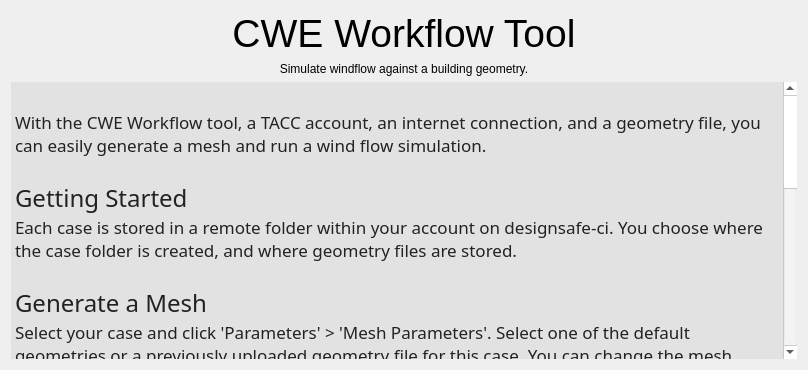
The window that cwe_guiWidgets/cwe_welcome_screen.ui (NHERI-SimCenter/CWE-Simulation-Tool) describes before a commit, drawn with Qt 5.
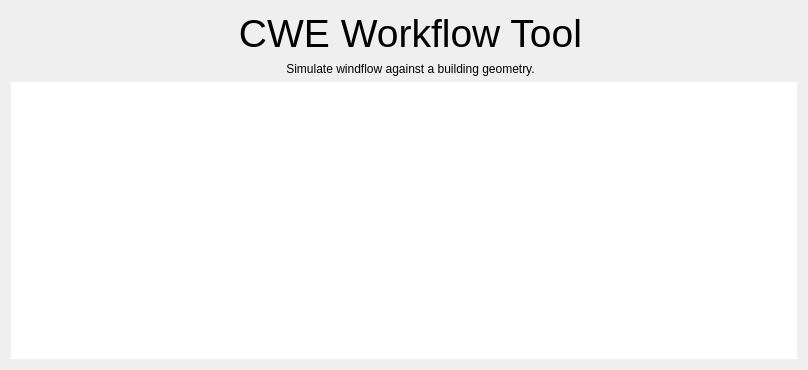
The same window after the commit. Icons and pictures are not drawn.

```diff
--- a/cwe_guiWidgets/cwe_welcome_screen.ui
+++ b/cwe_guiWidgets/cwe_welcome_screen.ui
@@ -57,11 +57,11 @@
   <property name="lineWidth">
    <number>-2</number>
   </property>
-  <layout class="QVBoxLayout" name="verticalLayout">
-   <item>
+  <layout class="QGridLayout" name="gridLayout">
+   <item row="0" column="1">
     <widget class="QLabel" name="label">
      <property name="sizePolicy">
-      <sizepolicy hsizetype="Minimum" vsizetype="Minimum">
+      <sizepolicy hsizetype="Expanding" vsizetype="Minimum">
        <horstretch>0</horstretch>
        <verstretch>0</verstretch>
       </sizepolicy>
@@ -79,20 +79,7 @@
      </property>
     </widget>
    </item>
-   <item>
-    <widget class="QLabel" name="label_2">
-     <property name="text">
-      <string>Simulate windflow against a building geometry.</string>
-     </property>
-     <property name="alignment">
-      <set>Qt::AlignCenter</set>
-     </property>
-     <property name="margin">
-      <number>0</number>
-     </property>
-    </widget>
-   </item>
-   <item>
+   <item row="2" column="0" colspan="2">
     <widget class="QTextBrowser" name="welcome_text">
      <property name="palette">
       <palette>
@@ -527,30 +514,43 @@
       <string>&lt;!DOCTYPE HTML PUBLIC &quot;-//W3C//DTD HTML 4.0//EN&quot; &quot;http://www.w3.org/TR/REC-html40/strict.dtd&quot;&gt;
 &lt;html&gt;&lt;head&gt;&lt;meta name=&quot;qrichtext&quot; content=&quot;1&quot; /&gt;&lt;style type=&quot;text/css&quot;&gt;
 p, li { white-space: pre-wrap; }
-&lt;/style&gt;&lt;/head&gt;&lt;body style=&quot; font-family:'8514oem'; font-size:7.875pt; font-weight:400; font-style:normal;&quot; bgcolor=&quot;#e2e2e2&quot;&gt;
-&lt;p style=&quot;-qt-paragraph-type:empty; margin-top:0px; margin-bottom:0px; margin-left:0px; margin-right:0px; -qt-block-indent:0; text-indent:0px; font-family:'.SF NS Text'; font-size:13pt;&quot;&gt;&lt;br /&gt;&lt;/p&gt;
-&lt;p style=&quot; margin-top:0px; margin-bottom:0px; margin-left:0px; margin-right:0px; -qt-block-indent:0; text-indent:0px;&quot;&gt;&lt;span style=&quot; font-family:'arial,sans-serif'; font-size:13pt; color:#222222;&quot;&gt;With the CWE Workflow tool, a TACC account, an internet connection, and a geometry file, you can easily generate a mesh and run a wind flow simulation. &lt;/span&gt;&lt;/p&gt;
-&lt;p style=&quot;-qt-paragraph-type:empty; margin-top:0px; margin-bottom:0px; margin-left:0px; margin-right:0px; -qt-block-indent:0; text-indent:0px; font-family:'arial,sans-serif'; font-size:13pt; color:#222222;&quot;&gt;&lt;br /&gt;&lt;/p&gt;
-&lt;p style=&quot; margin-top:0px; margin-bottom:0px; margin-left:0px; margin-right:0px; -qt-block-indent:0; text-indent:0px;&quot;&gt;&lt;span style=&quot; font-family:'arial,sans-serif'; font-size:18pt; color:#222222;&quot;&gt;Getting Started&lt;/span&gt;&lt;/p&gt;
-&lt;p style=&quot; margin-top:0px; margin-bottom:0px; margin-left:0px; margin-right:0px; -qt-block-indent:0; text-indent:0px;&quot;&gt;&lt;span style=&quot; font-family:'arial,sans-serif'; font-size:13pt; color:#222222;&quot;&gt;Each case is stored in a remote folder within your account on designsafe-ci. You choose where the case folder is created, and where geometry files are stored. &lt;/span&gt;&lt;/p&gt;
-&lt;p style=&quot;-qt-paragraph-type:empty; margin-top:0px; margin-bottom:0px; margin-left:0px; margin-right:0px; -qt-block-indent:0; text-indent:0px; font-family:'arial,sans-serif'; font-size:13pt; color:#222222;&quot;&gt;&lt;br /&gt;&lt;/p&gt;
-&lt;p style=&quot; margin-top:0px; margin-bottom:0px; margin-left:0px; margin-right:0px; -qt-block-indent:0; text-indent:0px;&quot;&gt;&lt;span style=&quot; font-family:'arial,sans-serif'; font-size:18pt; color:#222222;&quot;&gt;Generate a Mesh&lt;/span&gt;&lt;/p&gt;
-&lt;p style=&quot; margin-top:0px; margin-bottom:0px; margin-left:0px; margin-right:0px; -qt-block-indent:0; text-indent:0px;&quot;&gt;&lt;span style=&quot; font-family:'arial,sans-serif'; font-size:13pt; color:#222222;&quot;&gt;Select your case and click 'Parameters' &amp;gt; 'Mesh Parameters'. Select one of the default geometries or a previously uploaded geometry file for this case. You can change the mesh density, subdomains, and boundaries. Save your parameters using the 'save all parameters' button.&lt;/span&gt;&lt;span style=&quot; font-family:'arial,sans-serif'; font-size:13pt; color:#ff0000;&quot;&gt; &lt;/span&gt;&lt;span style=&quot; font-family:'arial,sans-serif'; font-size:13pt; color:#222222;&quot;&gt;Save all parameters, then press 'run' to kick off the mesh generation process on the remote server. &lt;/span&gt;&lt;/p&gt;
-&lt;p style=&quot;-qt-paragraph-type:empty; margin-top:0px; margin-bottom:0px; margin-left:0px; margin-right:0px; -qt-block-indent:0; text-indent:0px; font-family:'arial,sans-serif'; font-size:13pt; color:#222222;&quot;&gt;&lt;br /&gt;&lt;/p&gt;
-&lt;p style=&quot; margin-top:0px; margin-bottom:0px; margin-left:0px; margin-right:0px; -qt-block-indent:0; text-indent:0px;&quot;&gt;&lt;span style=&quot; font-family:'arial,sans-serif'; font-size:18pt; color:#222222;&quot;&gt;Running a Simulation&lt;/span&gt;&lt;/p&gt;
-&lt;p style=&quot; margin-top:0px; margin-bottom:0px; margin-left:0px; margin-right:0px; -qt-block-indent:0; text-indent:0px;&quot;&gt;&lt;span style=&quot; font-family:'arial,sans-serif'; font-size:13pt; color:#222222;&quot;&gt;Once you've generated a mesh, view your case's parameters again, but this time click 'Simulation Parameters'. Adjust simulation duration, time step, inflow velocity, kinematic viscosity, and other parameters. Again, press 'save all parameters' before clicking 'run' to kick off the simulation. &lt;/span&gt;&lt;/p&gt;
-&lt;p style=&quot;-qt-paragraph-type:empty; margin-top:0px; margin-bottom:0px; margin-left:0px; margin-right:0px; -qt-block-indent:0; text-indent:0px; font-family:'arial,sans-serif'; font-size:13pt; color:#222222;&quot;&gt;&lt;br /&gt;&lt;/p&gt;
-&lt;p style=&quot; margin-top:0px; margin-bottom:0px; margin-left:0px; margin-right:0px; -qt-block-indent:0; text-indent:0px;&quot;&gt;&lt;span style=&quot; font-family:'arial,sans-serif'; font-size:18pt; color:#222222;&quot;&gt;Jobs&lt;/span&gt;&lt;/p&gt;
-&lt;p style=&quot; margin-top:0px; margin-bottom:0px; margin-left:0px; margin-right:0px; -qt-block-indent:0; text-indent:0px;&quot;&gt;&lt;span style=&quot; font-family:'arial,sans-serif'; font-size:13pt; color:#222222;&quot;&gt;Once a mesh generation or simulation job has been kicked off, you'll see it running and can get status updates under the 'Jobs' tab.  &lt;/span&gt;&lt;/p&gt;
-&lt;p style=&quot;-qt-paragraph-type:empty; margin-top:0px; margin-bottom:0px; margin-left:0px; margin-right:0px; -qt-block-indent:0; text-indent:0px; font-family:'arial,sans-serif'; font-size:13pt; color:#222222;&quot;&gt;&lt;br /&gt;&lt;/p&gt;
-&lt;p style=&quot; margin-top:0px; margin-bottom:0px; margin-left:0px; margin-right:0px; -qt-block-indent:0; text-indent:0px;&quot;&gt;&lt;span style=&quot; font-family:'arial,sans-serif'; font-size:18pt; color:#222222;&quot;&gt;Results&lt;/span&gt;&lt;/p&gt;
-&lt;p style=&quot; margin-top:0px; margin-bottom:0px; margin-left:0px; margin-right:0px; -qt-block-indent:0; text-indent:0px;&quot;&gt;&lt;span style=&quot; font-family:'arial,sans-serif'; font-size:13pt; color:#222222;&quot;&gt;Once a job has finished, select a case to view the mesh or simulation results. All case files can be easily downloaded from the case itself, or through the file manager used for uploading geometry files. &lt;/span&gt;&lt;/p&gt;&lt;/body&gt;&lt;/html&gt;</string>
+&lt;/style&gt;&lt;/head&gt;&lt;body style=&quot; font-family:'8514oem'; font-size:13pt; font-weight:400; font-style:normal;&quot;&gt;
+&lt;p style=&quot;-qt-paragraph-type:empty; margin-top:0px; margin-bottom:0px; margin-left:0px; margin-right:0px; -qt-block-indent:0; text-indent:0px;&quot;&gt;&lt;br /&gt;&lt;/p&gt;&lt;/body&gt;&lt;/html&gt;</string>
      </property>
      <property name="overwriteMode">
       <bool>false</bool>
      </property>
     </widget>
    </item>
+   <item row="1" column="1">
+    <widget class="QLabel" name="label_2">
+     <property name="text">
+      <string>Simulate windflow against a building geometry.</string>
+     </property>
+     <property name="alignment">
+      <set>Qt::AlignCenter</set>
+     </property>
+     <property name="margin">
+      <number>0</number>
+     </property>
+    </widget>
+   </item>
+   <item row="0" column="0" rowspan="2">
+    <widget class="QLabel" name="label_3">
+     <property name="sizePolicy">
+      <sizepolicy hsizetype="Preferred" vsizetype="Preferred">
+       <horstretch>0</horstretch>
+       <verstretch>0</verstretch>
+      </sizepolicy>
+     </property>
+     <property name="text">
+      <string/>
+     </property>
+     <property name="pixmap">
+      <pixmap resource="../cwe_resources.qrc">:/icons/NHERI-CWE-Icon.icns</pixmap>
+     </property>
+    </widget>
+   </item>
   </layout>
  </widget>
  <resources/>
```
Left out of the diff: 4 changed lines with no effect on the pictures.
